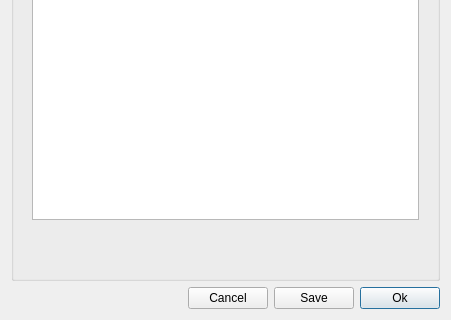
First picture: the form in src/gui/forms/graphattrsdlg.ui, repository evoplex/evoplex, before the edit; both pictures show x 0 to 451 and y 200 to 520 of the 451 by 520 pixel window.
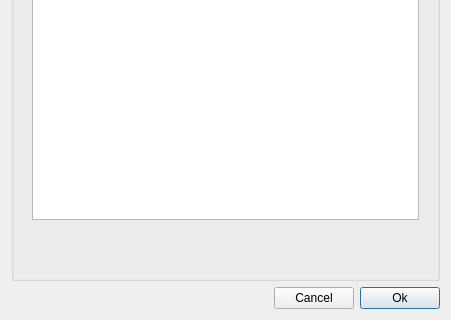
Second picture: the form after the edit.

Commit message: Make the graph attributes dialog functional

Diff of the .ui file:
```diff
--- a/src/gui/forms/graphattrsdlg.ui
+++ b/src/gui/forms/graphattrsdlg.ui
@@ -192,13 +192,6 @@
        </property>
       </widget>
      </item>
-     <item>
-      <widget class="QPushButton" name="save">
-       <property name="text">
-        <string>Save</string>
-       </property>
-      </widget>
-     </item>
      <item>
       <widget class="QPushButton" name="ok">
        <property name="text">
```
The commit also changes 4 other files.
